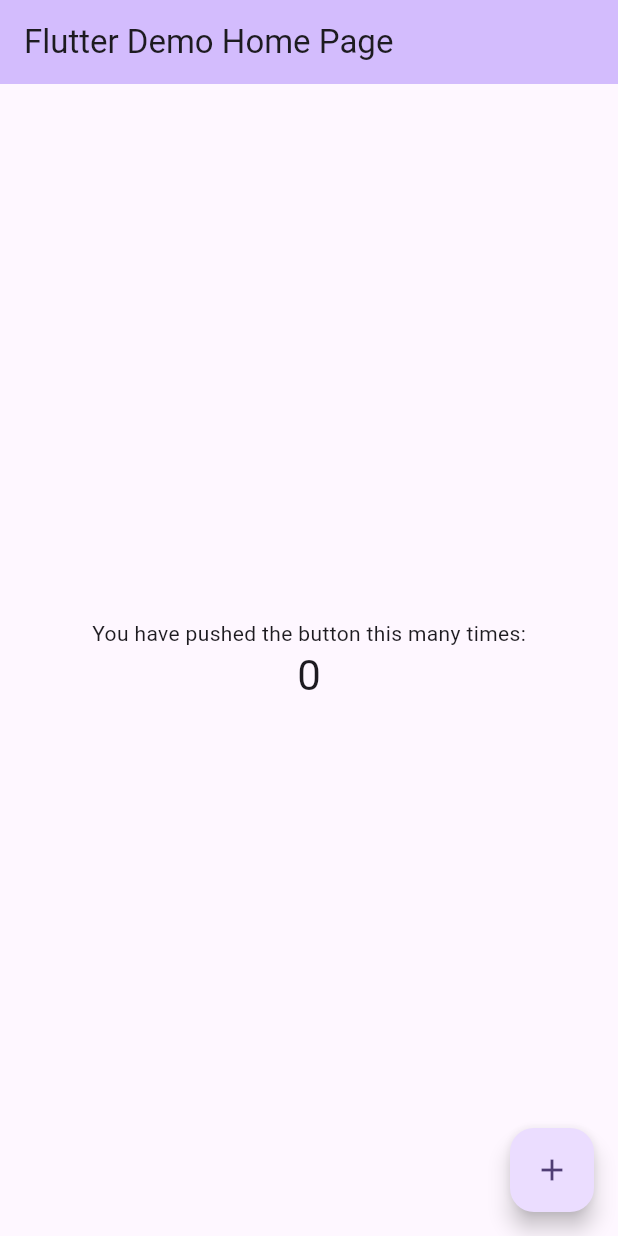
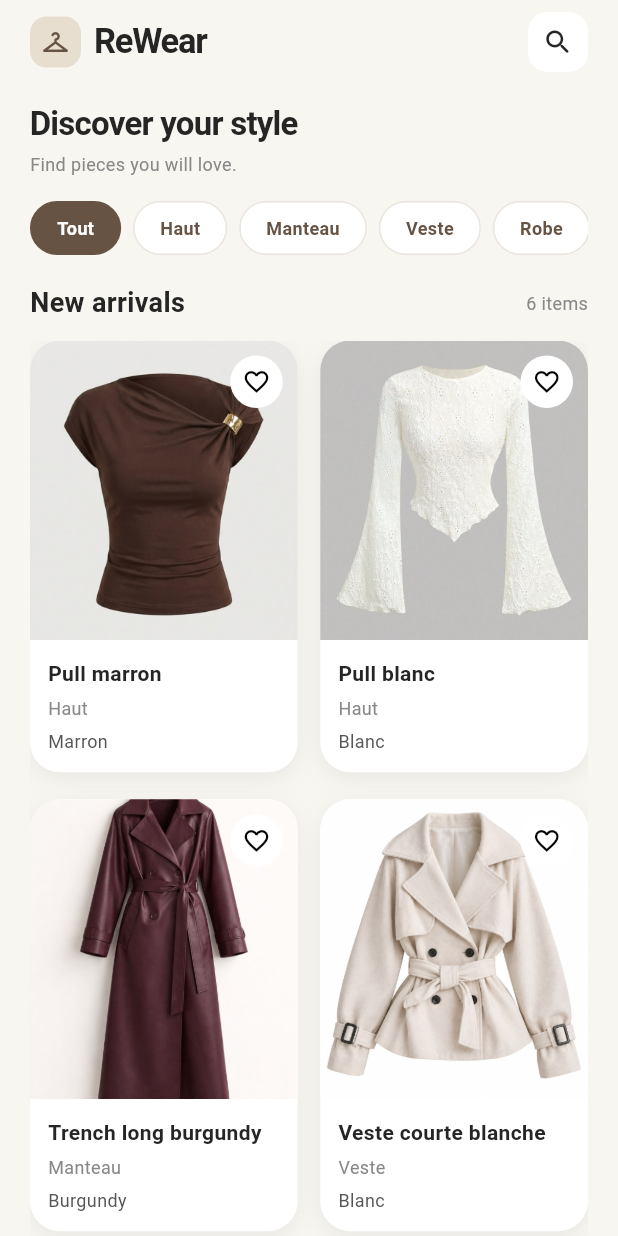
Before and after one commit to SarraZouaoui/ReWear, a Flutter app: the screen it shows after launch, on a phone screen of 412 x 824 dp. Run offline on Flutter 3.47's test engine with Material 3 defaults, Android fonts, the phone set to English and light mode, and no system bars.

Commit message:
Intégration de l'écran Wardrobe comme page d'accueil

```diff
--- a/lib/data/fake_clothes.dart
+++ b/lib/data/fake_clothes.dart
@@ -3,45 +3,45 @@ import '../models/clothing.dart';
 
 final List<Clothing> fakeClothes = [
   Clothing(
-    name: 'T-shirt blanc',
-    category: 'Haut',
-    color: 'Blanc',
-    season: 'Été',
-    image: 'assets/images/tshirt_white.jpg',
-  ),
-  Clothing(
-    name: 'Jean bleu',
-    category: 'Bas',
-    color: 'Bleu',
-    season: 'Printemps',
-    image: 'assets/images/blue_jeans.jpg',
-  ),
-  Clothing(
-    name: 'Veste beige',
-    category: 'Haut',
-    color: 'Beige',
-    season: 'Automne',
-    image: 'assets/images/beige_jacket.jpg',
-  ),
-  Clothing(
-    name: 'Baskets blanches',
-    category: 'Chaussures',
-    color: 'Blanc',
-    season: 'Été',
-    image: 'assets/images/white_sneakers.jpg',
-  ),
-  Clothing(
-    name: 'Sac noir',
-    category: 'Accessoire',
-    color: 'Noir',
-    season: 'Hiver',
-    image: 'assets/images/black_bag.jpg',
-  ),
-  Clothing(
     name: 'Pull marron',
     category: 'Haut',
     color: 'Marron',
     season: 'Hiver',
-    image: 'assets/images/brown_sweater.jpg',
+    image: 'assets/images/pull_maron.png',
+  ),
+  Clothing(
+    name: 'Pull blanc',
+    category: 'Haut',
+    color: 'Blanc',
+    season: 'Hiver',
+    image: 'assets/images/pull_blanc.png',
+  ),
+  Clothing(
+    name: 'Trench long burgundy',
+    category: 'Manteau',
+    color: 'Burgundy',
+    season: 'Automne',
+    image: 'assets/images/image.png',
+  ),
+  Clothing(
+    name: 'Veste courte blanche',
+    category: 'Veste',
+    color: 'Blanc',
+    season: 'Printemps',
+    image: 'assets/images/veste1.png',
+  ),
+  Clothing(
+    name: 'Veste en cuir noire',
+    category: 'Veste',
+    color: 'Noir',
+    season: 'Automne',
+    image: 'assets/images/veste2.png',
+  ),
+  Clothing(
+    name: 'Robe rose',
+    category: 'Robe',
+    color: 'Rose',
+    season: 'Été',
+    image: 'assets/images/robe_rose.png',
   ),
 ];
--- a/lib/main.dart
+++ b/lib/main.dart
@@ -1,4 +1,6 @@
+
 import 'package:flutter/material.dart';
+import 'screens/wardrobe_screen.dart';
 
 void main() {
   runApp(const MyApp());
@@ -7,116 +9,16 @@ void main() {
 class MyApp extends StatelessWidget {
   const MyApp({super.key});
 
-  // This widget is the root of your application.
   @override
   Widget build(BuildContext context) {
     return MaterialApp(
-      title: 'Flutter Demo',
+      debugShowCheckedModeBanner: false,
+      title: 'ReWear',
       theme: ThemeData(
-        // This is the theme of your application.
-        //
-        // TRY THIS: Try running your application with "flutter run". You'll see
-        // the application has a purple toolbar. Then, without quitting the app,
-        // try changing the seedColor in the colorScheme below to Colors.green
-        // and then invoke "hot reload" (save your changes or press the "hot
-        // reload" button in a Flutter-supported IDE, or press "r" if you used
-        // the command line to start the app).
-        //
-        // Notice that the counter didn't reset back to zero; the application
-        // state is not lost during the reload. To reset the state, use hot
-        // restart instead.
-        //
-        // This works for code too, not just values: Most code changes can be
-        // tested with just a hot reload.
-        colorScheme: .fromSeed(seedColor: Colors.deepPurple),
+        useMaterial3: true,
+        scaffoldBackgroundColor: const Color(0xFFF8F6F1),
       ),
-      home: const MyHomePage(title: 'Flutter Demo Home Page'),
+      home: const WardrobeScreen(),
     );
   }
 }
-
-class MyHomePage extends StatefulWidget {
-  const MyHomePage({super.key, required this.title});
-
-  // This widget is the home page of your application. It is stateful, meaning
-  // that it has a State object (defined below) that contains fields that affect
-  // how it looks.
-
-  // This class is the configuration for the state. It holds the values (in this
-  // case the title) provided by the parent (in this case the App widget) and
-  // used by the build method of the State. Fields in a Widget subclass are
-  // always marked "final".
-
-  final String title;
-
-  @override
-  State<MyHomePage> createState() => _MyHomePageState();
-}
-
-class _MyHomePageState extends State<MyHomePage> {
-  int _counter = 0;
-
-  void _incrementCounter() {
-    setState(() {
-      // This call to setState tells the Flutter framework that something has
-      // changed in this State, which causes it to rerun the build method below
-      // so that the display can reflect the updated values. If we changed
-      // _counter without calling setState(), then the build method would not be
-      // called again, and so nothing would appear to happen.
-      _counter++;
-    });
-  }
-
-  @override
-  Widget build(BuildContext context) {
-    // This method is rerun every time setState is called, for instance as done
-    // by the _incrementCounter method above.
-    //
-    // The Flutter framework has been optimized to make rerunning build methods
-    // fast, so that you can just rebuild anything that needs updating rather
-    // than having to individually change instances of widgets.
-    return Scaffold(
-      appBar: AppBar(
-        // TRY THIS: Try changing the color here to a specific color (to
-        // Colors.amber, perhaps?) and trigger a hot reload to see the AppBar
-        // change color while the other colors stay the same.
-        backgroundColor: Theme.of(context).colorScheme.inversePrimary,
-        // Here we take the value from the MyHomePage object that was created by
-        // the App.build method, and use it to set our appbar title.
-        title: Text(widget.title),
-      ),
-      body: Center(
-        // Center is a layout widget. It takes a single child and positions it
-        // in the middle of the parent.
-        child: Column(
-          // Column is also a layout widget. It takes a list of children and
-          // arranges them vertically. By default, it sizes itself to fit its
-          // children horizontally, and tries to be as tall as its parent.
-          //
-          // Column has various properties to control how it sizes itself and
-          // how it positions its children. Here we use mainAxisAlignment to
-          // center the children vertically; the main axis here is the vertical
-          // axis because Columns are vertical (the cross axis would be
-          // horizontal).
-          //
-          // TRY THIS: Invoke "debug painting" (choose the "Toggle Debug Paint"
-          // action in the IDE, or press "p" in the console), to see the
-          // wireframe for each widget.
-          mainAxisAlignment: .center,
-          children: [
-            const Text('You have pushed the button this many times:'),
-            Text(
-              '$_counter',
-              style: Theme.of(context).textTheme.headlineMedium,
-            ),
-          ],
-        ),
-      ),
-      floatingActionButton: FloatingActionButton(
-        onPressed: _incrementCounter,
-        tooltip: 'Increment',
-        child: const Icon(Icons.add),
-      ),
-    );
-  }
-}
--- /dev/null
+++ b/lib/screens/wardrobe_screen.dart
@@ -0,0 +1,379 @@
+
+import 'package:flutter/material.dart';
+import '../models/clothing.dart';
+import '../data/fake_clothes.dart';
+
+class WardrobeScreen extends StatefulWidget {
+  const WardrobeScreen({super.key});
+
+  @override
+  State<WardrobeScreen> createState() => _WardrobeScreenState();
+}
+
+class _WardrobeScreenState extends State<WardrobeScreen> {
+  String selectedCategory = 'Tout';
+
+  final Set<String> favorites = {};
+
+final List<String> categories = [
+  'Tout',
+  'Haut',
+  'Manteau',
+  'Veste',
+  'Robe',
+];
+
+  List<Clothing> get filteredClothes {
+    if (selectedCategory == 'Tout') {
+      return fakeClothes;
+    }
+
+    return fakeClothes
+        .where((clothing) => clothing.category == selectedCategory)
+        .toList();
+  }
+
+  @override
+  Widget build(BuildContext context) {
+    return Scaffold(
+      backgroundColor: const Color(0xFFF8F6F1),
+
+
+          body: SafeArea(
+            child: Padding(
+              padding: const EdgeInsets.symmetric(horizontal: 20),
+              child: Column(
+                crossAxisAlignment: CrossAxisAlignment.start,
+                children: [
+                  const SizedBox(height: 8),
+
+                  // Compact header
+                  Row(
+                    mainAxisAlignment: MainAxisAlignment.spaceBetween,
+                    children: [
+                      Row(
+                        children: [
+                          Container(
+                            width: 34,
+                            height: 34,
+                            decoration: BoxDecoration(
+                              color: const Color(0xFFE8DED0),
+                              borderRadius: BorderRadius.circular(11),
+                            ),
+                            child: const Icon(
+                              Icons.checkroom_rounded,
+                              color: Color(0xFF665343),
+                              size: 20,
+                            ),
+                          ),
+                          const SizedBox(width: 9),
+                          const Text(
+                            'ReWear',
+                            style: TextStyle(
+                              fontSize: 23,
+                              fontWeight: FontWeight.bold,
+                              letterSpacing: -0.8,
+                              color: Color(0xFF252525),
+                            ),
+                          ),
+                        ],
+                      ),
+
+                      Container(
+                        width: 40,
+                        height: 40,
+                        decoration: BoxDecoration(
+                          color: Colors.white,
+                          borderRadius: BorderRadius.circular(13),
+                        ),
+                        child: IconButton(
+                          padding: EdgeInsets.zero,
+                          onPressed: () {},
+                          icon: const Icon(
+                            Icons.search_rounded,
+                            size: 21,
+                            color: Color(0xFF252525),
+                          ),
+                        ),
+                      ),
+                    ],
+                  ),
+
+                  const SizedBox(height: 19),
+
+                  // Title
+                  const Text(
+                    'Discover your style',
+                    style: TextStyle(
+                      fontSize: 22,
+                      fontWeight: FontWeight.bold,
+                      letterSpacing: -0.5,
+                      color: Color(0xFF252525),
+                    ),
+                  ),
+
+                  const SizedBox(height: 3),
+
+                  const Text(
+                    'Find pieces you will love.',
+                    style: TextStyle(
+                      fontSize: 12,
+                      color: Color(0xFF888888),
+                    ),
+                  ),
+
+                  const SizedBox(height: 16),
+
+                  // Categories
+                  SizedBox(
+                    height: 36,
+                    child: ListView.separated(
+                      scrollDirection: Axis.horizontal,
+                      itemCount: categories.length,
+                      separatorBuilder: (_, __) =>
+                          const SizedBox(width: 8),
+                      itemBuilder: (context, index) {
+                        final category = categories[index];
+                        final isSelected =
+                            selectedCategory == category;
+
+                        return GestureDetector(
+                          onTap: () {
+                            setState(() {
+                              selectedCategory = category;
+                            });
+                          },
+                          child: AnimatedContainer(
+                            duration: const Duration(milliseconds: 200),
+                            padding: const EdgeInsets.symmetric(
+                              horizontal: 17,
+                              vertical: 8,
+                            ),
+                            decoration: BoxDecoration(
+                              color: isSelected
+                                  ? const Color(0xFF665343)
+                                  : Colors.white,
+                              borderRadius: BorderRadius.circular(20),
+                              border: Border.all(
+                                color: isSelected
+                                    ? const Color(0xFF665343)
+                                    : const Color(0xFFEAE5DE),
+                              ),
+                            ),
+                            child: Center(
+                              child: Text(
+                                category,
+                                style: TextStyle(
+                                  color: isSelected
+                                      ? Colors.white
+                                      : const Color(0xFF665343),
+                                  fontSize: 12,
+                                  fontWeight: FontWeight.w600,
+                                ),
+                              ),
+                            ),
+                          ),
+                        );
+                      },
+                    ),
+                  ),
+
+                  const SizedBox(height: 19),
+
+                  // Products title
+                  Row(
+                    mainAxisAlignment: MainAxisAlignment.spaceBetween,
+                    children: [
+                      const Text(
+                        'New arrivals',
+                        style: TextStyle(
+                          fontSize: 18,
+                          fontWeight: FontWeight.bold,
+                          color: Color(0xFF252525),
+                        ),
+                      ),
+                      Text(
+                        '${filteredClothes.length} items',
+                        style: const TextStyle(
+                          fontSize: 12,
+                          color: Color(0xFF888888),
+                        ),
+                      ),
+                    ],
+                  ),
+
+                  const SizedBox(height: 12),
+
+                  // Clothing grid
+                  Expanded(
+                    child: GridView.builder(
+                      padding: const EdgeInsets.only(bottom: 20),
+                      itemCount: filteredClothes.length,
+                      gridDelegate:
+                          const SliverGridDelegateWithFixedCrossAxisCount(
+                        crossAxisCount: 2,
+                        crossAxisSpacing: 15,
+                        mainAxisSpacing: 18,
+                        childAspectRatio: 0.62,
+                      ),
+                      itemBuilder: (context, index) {
+                        final clothing = filteredClothes[index];
+                        final isFavorite =
+                            favorites.contains(clothing.name);
+
+                        return _buildClothingCard(
+                          clothing,
+                          isFavorite,
+                        );
+                      },
+                    ),
+                  ),
+                ],
+              ),
+            ),
+          ),
+
+    );
+  }
+
+  // Clothing card
+  Widget _buildClothingCard(
+    Clothing clothing,
+    bool isFavorite,
+  ) {
+    return Container(
+      decoration: BoxDecoration(
+        color: Colors.white,
+        borderRadius: BorderRadius.circular(20),
+
+        boxShadow: [
+          BoxShadow(
+            color: Colors.black.withOpacity(0.06),
+            blurRadius: 12,
+            offset: const Offset(0, 4),
+          ),
+        ],
+      ),
+
+      child: Column(
+        crossAxisAlignment: CrossAxisAlignment.start,
+        children: [
+
+          // Image and favorite button
+          Expanded(
+            child: Stack(
+              fit: StackFit.expand,
+              children: [
+
+                ClipRRect(
+                  borderRadius: const BorderRadius.vertical(
+                    top: Radius.circular(20),
+                  ),
+
+                  child: Image.asset(
+                    clothing.image,
+                    fit: BoxFit.cover,
+
+                    errorBuilder: (context, error, stackTrace) {
+                      return Container(
+                        color: const Color(0xFFF0EDE7),
+                        child: const Center(
+                          child: Icon(
+                            Icons.image_not_supported_outlined,
+                            size: 35,
+                            color: Colors.grey,
+                          ),
+                        ),
+                      );
+                    },
+                  ),
+                ),
+
+                Positioned(
+                  top: 10,
+                  right: 10,
+
+                  child: GestureDetector(
+                    onTap: () {
+                      setState(() {
+                        if (isFavorite) {
+                          favorites.remove(clothing.name);
+                        } else {
+                          favorites.add(clothing.name);
+                        }
+                      });
+                    },
+
+                    child: Container(
+                      padding: const EdgeInsets.all(8),
+
+                      decoration: const BoxDecoration(
+                        color: Colors.white,
+                        shape: BoxShape.circle,
+                      ),
+
+                      child: Icon(
+                        isFavorite
+                            ? Icons.favorite
+                            : Icons.favorite_border,
+
+                        color: isFavorite
+                            ? Colors.red
+                            : Colors.black,
+
+                        size: 19,
+                      ),
+                    ),
+                  ),
+                ),
+              ],
+            ),
+          ),
+
+          // Clothing information
+          Padding(
+            padding: const EdgeInsets.all(12),
+
+            child: Column(
+              crossAxisAlignment: CrossAxisAlignment.start,
+              children: [
+
+                Text(
+                  clothing.name,
+                  maxLines: 1,
+                  overflow: TextOverflow.ellipsis,
+
+                  style: const TextStyle(
+                    fontSize: 14,
+                    fontWeight: FontWeight.w600,
+                    color: Color(0xFF252525),
+                  ),
+                ),
+
+                const SizedBox(height: 5),
+
+                Text(
+                  clothing.category,
+                  style: const TextStyle(
+                    fontSize: 12,
+                    color: Color(0xFF888888),
+                  ),
+                ),
+
+                const SizedBox(height: 5),
+
+                Text(
+                  clothing.color,
+                  style: const TextStyle(
+                    fontSize: 12,
+                    color: Color(0xFF555555),
+                  ),
+                ),
+              ],
+            ),
+          ),
+        ],
+      ),
+    );
+  }
+}
```
Also changed, not shown: assets/captures/accueil.png (added).
